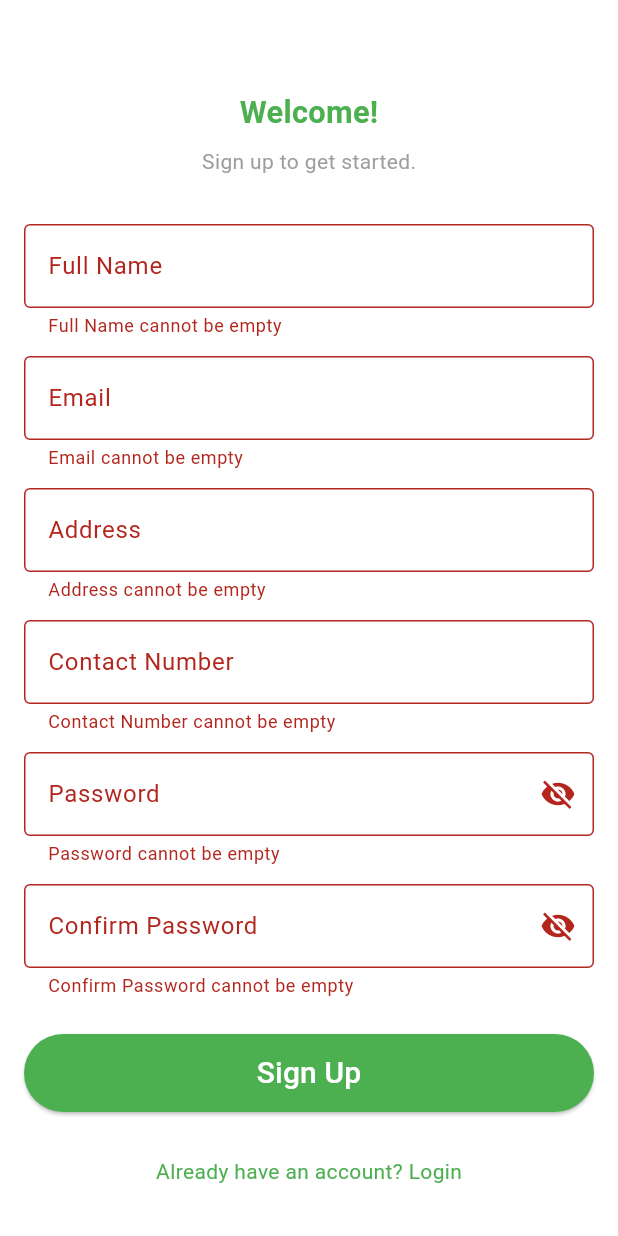
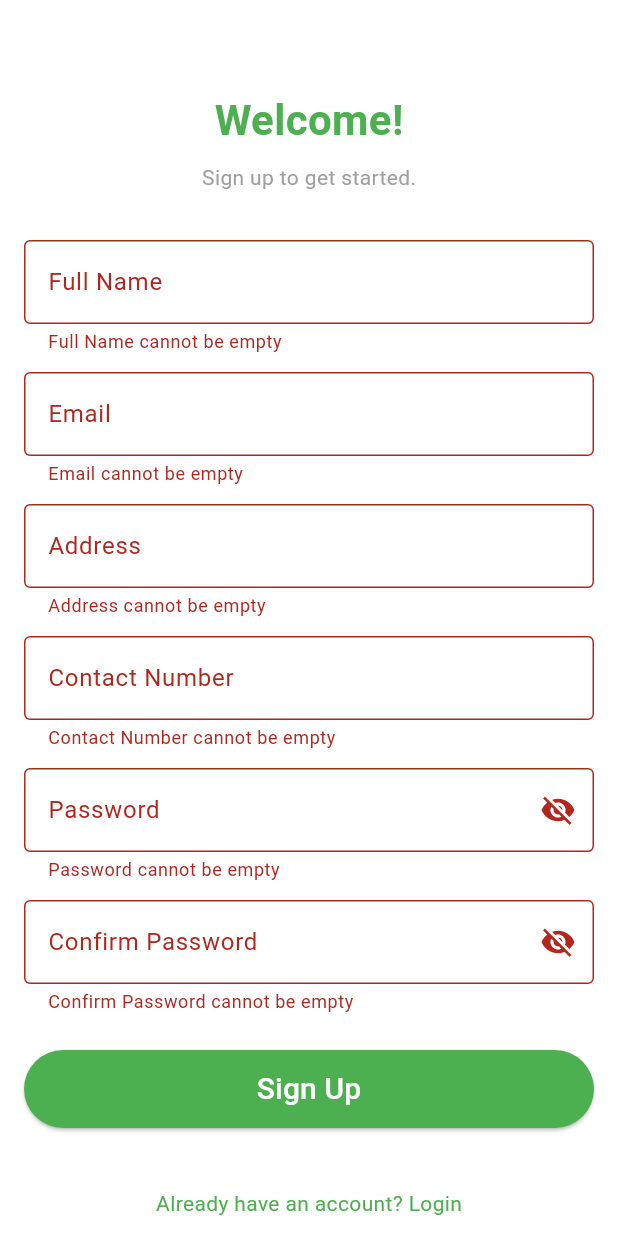
Before and after one commit to sanjev2/WHEELS, a Flutter app: the SignupScreen screen opened directly, after a tap on "Sign Up", on a phone screen of 412 x 824 dp. Run offline on Flutter 3.47's test engine with Material 3 defaults, Android fonts, the phone set to English and light mode, and no system bars.

Commit message:
sign up updated

```diff
--- a/lib/screens/signup_screen.dart
+++ b/lib/screens/signup_screen.dart
@@ -67,14 +67,22 @@ class _SignupScreenState extends State<SignupScreen> {
   Widget build(BuildContext context) {
     return Scaffold(
       backgroundColor: Colors.white,
+      resizeToAvoidBottomInset: true,
       body: SafeArea(
-        child: Padding(
+        child: GestureDetector(
+          onTap: () => FocusScope.of(context).unfocus(),
+          child: LayoutBuilder(
+            builder: (context, constraints) {
+              return SingleChildScrollView(
                 padding: const EdgeInsets.symmetric(horizontal: 16),
+                child: ConstrainedBox(
+                  constraints: BoxConstraints(minHeight: constraints.maxHeight),
+                  child: IntrinsicHeight(
                     child: Form(
                       key: formKey,
                       child: Column(
                         crossAxisAlignment: CrossAxisAlignment.stretch,
-              children: <Widget>[
+                        children: [
                           const SizedBox(height: 60),
                           Flexible(
                             child: FittedBox(
@@ -97,7 +105,10 @@ class _SignupScreenState extends State<SignupScreen> {
                               child: const Text(
                                 'Sign up to get started.',
                                 textAlign: TextAlign.center,
-                      style: TextStyle(color: Colors.grey, fontSize: 14),
+                                style: TextStyle(
+                                  color: Colors.grey,
+                                  fontSize: 14,
+                                ),
                               ),
                             ),
                           ),
@@ -198,7 +209,8 @@ class _SignupScreenState extends State<SignupScreen> {
                                 ),
                                 onPressed: () {
                                   setState(() {
-                          obscureConfirmPassword = !obscureConfirmPassword;
+                                    obscureConfirmPassword =
+                                        !obscureConfirmPassword;
                                   });
                                 },
                               ),
@@ -229,7 +241,10 @@ class _SignupScreenState extends State<SignupScreen> {
                               child: Center(
                                 child: Text(
                                   "Already have an account? Login",
-                        style: TextStyle(color: Colors.green, fontSize: 14),
+                                  style: TextStyle(
+                                    color: Colors.green,
+                                    fontSize: 14,
+                                  ),
                                 ),
                               ),
                             ),
@@ -240,5 +255,10 @@ class _SignupScreenState extends State<SignupScreen> {
                   ),
                 ),
               );
+            },
+          ),
+        ),
+      ),
+    );
   }
 }
```
Also changed, not shown: assets/icons/icon.png (added). Lines whose indentation alone changed are shown as unchanged.
